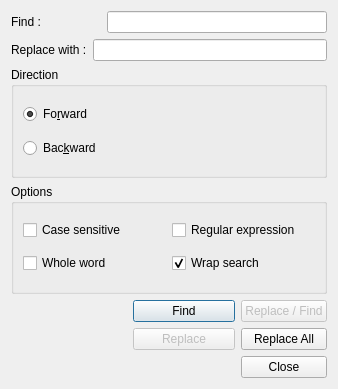
First picture: the form in library/talipot-python/designer/FindReplaceDialog.ui, repository anlambert/tulip, before the edit.
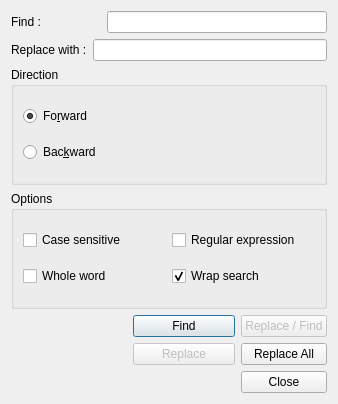
Second picture: the form after the edit.

```diff
--- a/library/talipot-python/designer/FindReplaceDialog.ui
+++ b/library/talipot-python/designer/FindReplaceDialog.ui
@@ -7,17 +7,12 @@
     <x>0</x>
     <y>0</y>
     <width>338</width>
-    <height>389</height>
+    <height>404</height>
    </rect>
   </property>
   <property name="windowTitle">
    <string>Find / Replace</string>
   </property>
-  <property name="styleSheet">
-   <string notr="true">QLabel {
-  background: transparent;
-}</string>
-  </property>
   <layout class="QVBoxLayout" name="verticalLayout">
    <item>
     <layout class="QHBoxLayout" name="horizontalLayout">
```
Left out of the diff: 8 changed lines with no effect on the pictures.
